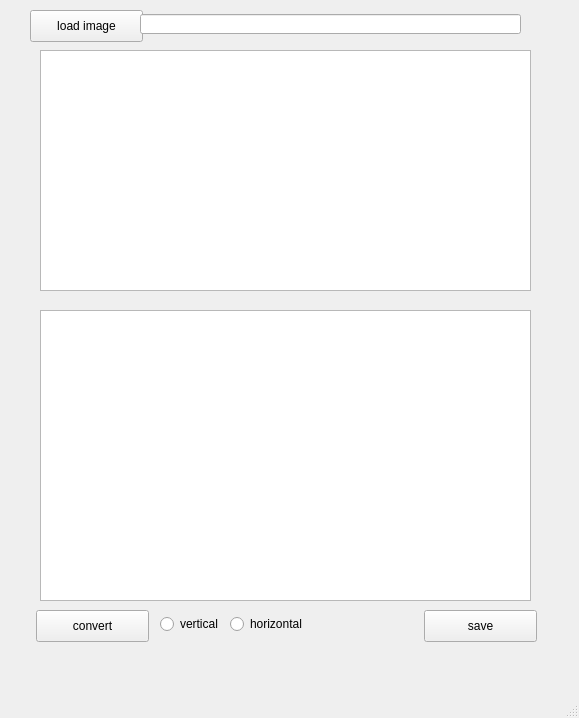
First picture: the form in main_gui.ui, repository faytor/open_lcd_assistant, before the edit.
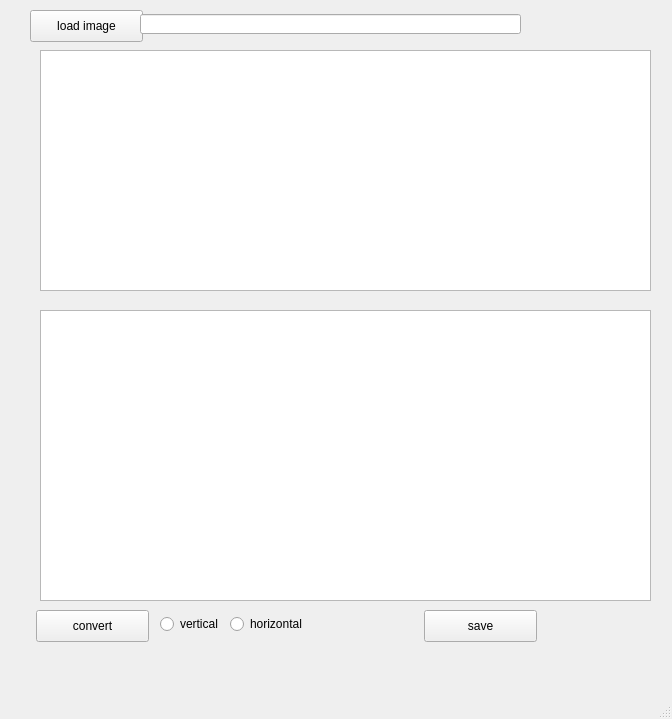
Second picture: the form after the edit.

Commit message: Add convert functionality

The edit to the form file:
```diff
--- a/main_gui.ui
+++ b/main_gui.ui
@@ -6,8 +6,8 @@
    <rect>
     <x>0</x>
     <y>0</y>
-    <width>579</width>
-    <height>718</height>
+    <width>672</width>
+    <height>719</height>
    </rect>
   </property>
   <property name="windowTitle">
@@ -42,10 +42,16 @@
      <rect>
       <x>40</x>
       <y>310</y>
-      <width>491</width>
+      <width>611</width>
       <height>291</height>
      </rect>
     </property>
+    <property name="inputMethodHints">
+     <set>Qt::ImhMultiLine</set>
+    </property>
+    <property name="plainText">
+     <string notr="true"/>
+    </property>
    </widget>
    <widget class="QPushButton" name="save_button">
     <property name="geometry">
@@ -78,7 +84,7 @@
      <rect>
       <x>40</x>
       <y>50</y>
-      <width>491</width>
+      <width>611</width>
       <height>241</height>
      </rect>
     </property>
```
Left out of the diff: 2 changed lines with no effect on the pictures. The commit also changes 1 other file.
